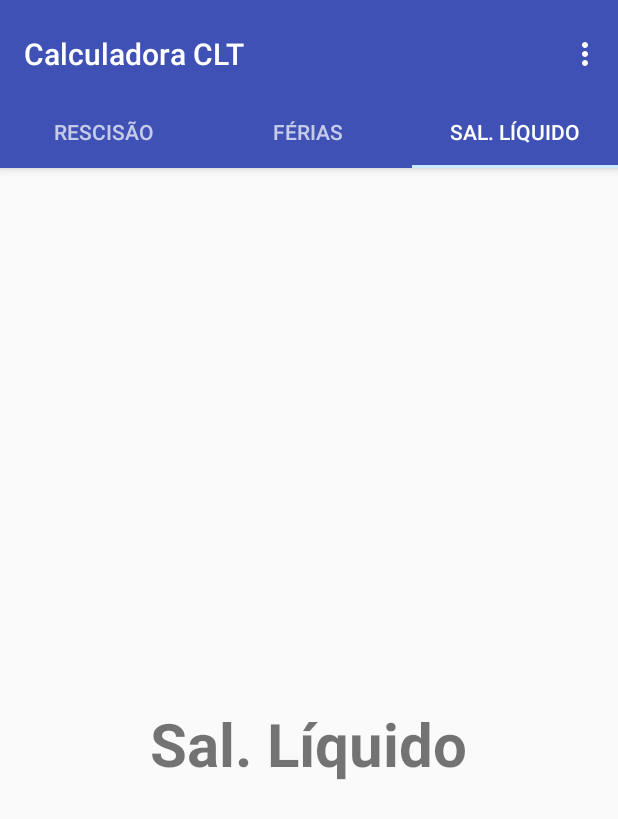
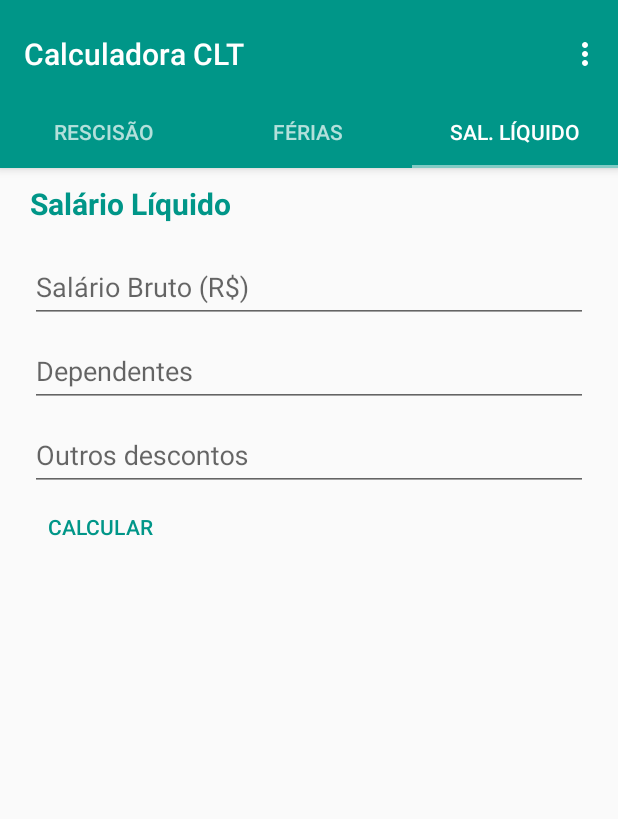
Before and after one commit to carvalhobm/CalculadoraCLT, an Android app: the screen it shows after launch (MainActivity), tab 3 chosen, on a phone screen of 412 x 824 dp. Shown: the top 819 px of the screen. Run offline under Robolectric (Android 15) with nearby library versions, the phone set to English and light mode, and no system bars.

Commit message:
Parcial commit.
Improvements on the interface.

```diff
--- a/CalculadoraCLT/app/src/main/java/com/brunocarvalho/calculadoraclt/fragments/SalLiquidoFragment.java
+++ b/CalculadoraCLT/app/src/main/java/com/brunocarvalho/calculadoraclt/fragments/SalLiquidoFragment.java
@@ -1,11 +1,13 @@
 package com.brunocarvalho.calculadoraclt.fragments;
 
+import android.support.design.widget.TextInputLayout;
 import android.support.v4.app.Fragment;
 import android.os.Bundle;
 import android.support.annotation.Nullable;
 import android.view.LayoutInflater;
 import android.view.View;
 import android.view.ViewGroup;
+import android.widget.EditText;
 
 import com.brunocarvalho.calculadoraclt.R;
 
@@ -14,6 +16,9 @@ import com.brunocarvalho.calculadoraclt.R;
  */
 
 public class SalLiquidoFragment extends Fragment {
+
+    private TextInputLayout inputLayoutSalBruto;
+    private EditText editTextSalBruto;
 
     public SalLiquidoFragment(){
 
@@ -29,4 +34,8 @@ public class SalLiquidoFragment extends Fragment {
     public View onCreateView(LayoutInflater inflater, @Nullable ViewGroup container, Bundle savedInstanceState) {
         return inflater.inflate(R.layout.fragment_sal_liquido, container, false);
     }
+
+    private boolean validateSalarioBruto(){
+        return false;
+    }
 }
--- a/CalculadoraCLT/app/src/main/res/layout/activity_main.xml
+++ b/CalculadoraCLT/app/src/main/res/layout/activity_main.xml
@@ -20,8 +20,8 @@
             android:layout_width="match_parent"
             android:layout_height="?attr/actionBarSize"
             android:background="?attr/colorPrimary"
-            app:popupTheme="@style/AppTheme.PopupOverlay"
-            app:layout_scrollFlags="scroll|enterAlways"/>
+            app:layout_scrollFlags="enterAlways"
+            app:popupTheme="@style/AppTheme.PopupOverlay" />
 
         <android.support.design.widget.TabLayout
             android:id="@+id/tabs"
--- a/CalculadoraCLT/app/src/main/res/layout/fragment_sal_liquido.xml
+++ b/CalculadoraCLT/app/src/main/res/layout/fragment_sal_liquido.xml
@@ -1,15 +1,79 @@
 <RelativeLayout xmlns:android="http://schemas.android.com/apk/res/android"
+    xmlns:app="http://schemas.android.com/apk/res-auto"
     xmlns:tools="http://schemas.android.com/tools"
     android:layout_width="match_parent"
     android:layout_height="match_parent"
     tools:context="com.brunocarvalho.calculadoraclt.fragments.SalLiquidoFragment">
 
-    <TextView
-        android:layout_width="wrap_content"
+    <android.support.v7.widget.LinearLayoutCompat
+        android:layout_width="match_parent"
         android:layout_height="wrap_content"
-        android:text="@string/sal_liquido"
-        android:textSize="40dp"
-        android:textStyle="bold"
-        android:layout_centerInParent="true"/>
+        android:orientation="vertical"
+        android:paddingLeft="20dp"
+        android:paddingRight="20dp">
 
+        <TextView
+            android:id="@+id/textView"
+            android:layout_width="wrap_content"
+            android:layout_height="wrap_content"
+            android:layout_centerInParent="true"
+            android:paddingBottom="10dp"
+            android:paddingTop="10dp"
+            android:text="@string/sal_liquido"
+            android:textColor="@color/colorPrimary"
+            android:textSize="@dimen/title_label"
+            android:textStyle="bold" />
+
+        <android.support.design.widget.TextInputLayout
+            android:id="@+id/input_layout_salario_bruto"
+            android:layout_width="match_parent"
+            android:layout_height="wrap_content">
+
+            <EditText
+                android:id="@+id/input_salario_bruto"
+                android:layout_width="match_parent"
+                android:layout_height="wrap_content"
+                android:hint="@string/sal_bruto_cifra"
+                android:inputType="numberDecimal"
+                android:textColorHighlight="@color/colorPrimary" />
+        </android.support.design.widget.TextInputLayout>
+
+        <android.support.design.widget.TextInputLayout
+            android:id="@+id/input_layout_dependentes"
+            android:layout_width="match_parent"
+            android:layout_height="wrap_content">
+
+            <EditText
+                android:id="@+id/input_dependentes"
+                android:layout_width="match_parent"
+                android:layout_height="wrap_content"
+                android:hint="@string/dependentes"
+                android:inputType="numberDecimal" />
+        </android.support.design.widget.TextInputLayout>
+
+
+        <android.support.design.widget.TextInputLayout
+            android:id="@+id/input_layout_descontos"
+            android:layout_width="match_parent"
+            android:layout_height="wrap_content">
+
+            <EditText
+                android:id="@+id/input_descontos"
+                android:layout_width="match_parent"
+                android:layout_height="wrap_content"
+                android:layout_alignParentLeft="true"
+                android:layout_alignParentStart="true"
+                android:layout_below="@+id/input_layout_salario_bruto"
+                android:hint="@string/outros_descontos"
+                android:inputType="numberDecimal" />
+        </android.support.design.widget.TextInputLayout>
+
+        <Button
+            android:layout_width="wrap_content"
+            android:layout_height="wrap_content"
+            style="?android:attr/borderlessButtonStyle"
+            android:text="@string/calcular"
+            android:textColor="@color/colorPrimary" />
+
+    </android.support.v7.widget.LinearLayoutCompat>
 </RelativeLayout>
--- a/CalculadoraCLT/app/src/main/res/values/colors.xml
+++ b/CalculadoraCLT/app/src/main/res/values/colors.xml
@@ -1,9 +1,9 @@
 <?xml version="1.0" encoding="utf-8"?>
 <resources>
-    <color name="colorPrimary">#3F51B5</color>
-    <color name="colorPrimaryDark">#303F9F</color>
+    <color name="colorPrimary">#009688</color>
+    <color name="colorPrimaryDark">#00796B</color>
     <color name="textColorPrimary">#FFFFFF</color>
     <color name="windowBackground">#FFFFFF</color>
     <color name="navigationBarColor">#000000</color>
-    <color name="colorAccent">#c8e8ff</color>
+    <color name="colorAccent">#80CBC4</color>
 </resources>
--- a/CalculadoraCLT/app/src/main/res/values/dimens.xml
+++ b/CalculadoraCLT/app/src/main/res/values/dimens.xml
@@ -8,4 +8,7 @@
     <dimen name="tab_padding_bottom">16dp</dimen>
     <dimen name="tab_label">14sp</dimen>
     <dimen name="custom_tab_layout_height">72dp</dimen>
+
+    <dimen name="title_label">20dp</dimen>
+
 </resources>
--- a/CalculadoraCLT/app/src/main/res/values/strings.xml
+++ b/CalculadoraCLT/app/src/main/res/values/strings.xml
@@ -4,6 +4,13 @@
     <string name="section_format">Hello World from section: %1$d</string>
     <string name="rescisao">Rescisão</string>
     <string name="ferias">Férias</string>
-    <string name="sal_liquido">Sal. Líquido</string>
+    <string name="sal_liquido">Salário Líquido</string>
+    <string name="cifra">(R$)</string>
+    <string name="sal_bruto_cifra">Salário Bruto (R$)</string>
+    <string name="dependentes">Dependentes</string>
+    <string name="outros_descontos">Outros descontos</string>
+
+
+    <string name="calcular">Calcular</string>
 
 </resources>
```
